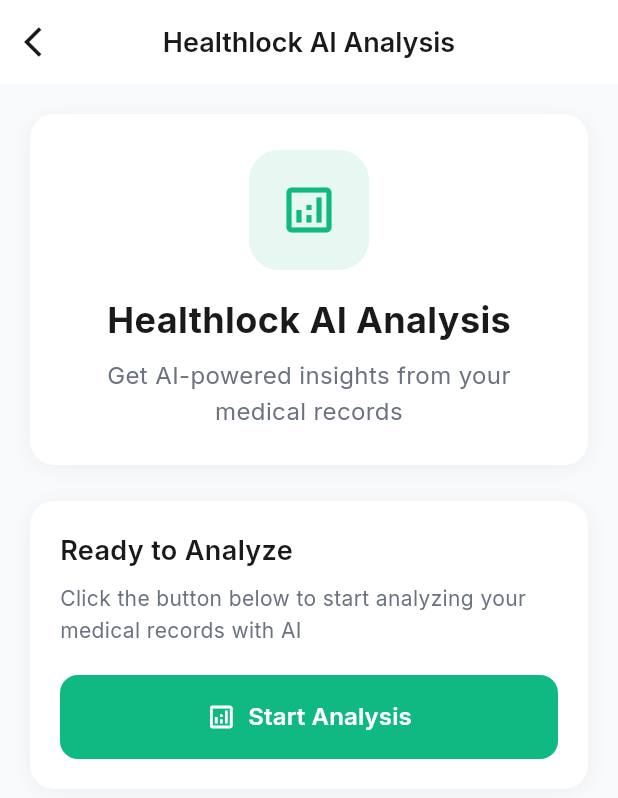
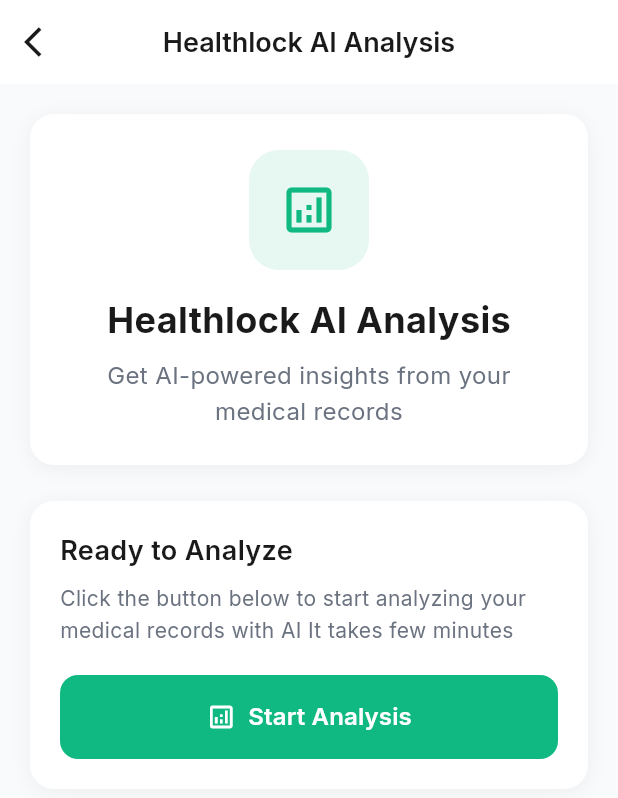
Before and after one commit to Jiteshx06/healthlock, a Flutter app: the AnalyzeRecordsScreen screen opened directly, on a phone screen of 412 x 824 dp. Shown: the top 798 px of the screen. Run offline on Flutter 3.47's test engine with Material 3 defaults, Android fonts, the phone set to English and light mode, and no system bars; our stand-ins replace dio, file_picker, google_fonts, image_picker, jwt_decoder, qr_flutter and 1 more; missing offline and left inert: ai_barcode_scanner; accounts and stored records are empty.

Commit message:
Project completed

```diff
--- a/lib/analyze_records_screen.dart
+++ b/lib/analyze_records_screen.dart
@@ -123,7 +123,7 @@ class _AnalyzeRecordsScreenState extends State<AnalyzeRecordsScreen> {
                   ),
                   const SizedBox(height: 8),
                   const Text(
-                    'Click the button below to start analyzing your medical records with AI',
+                    'Click the button below to start analyzing your medical records with AI It takes few minutes',
                     style: TextStyle(
                       fontSize: 14,
                       color: Color(0xFF6B7280),
--- a/lib/config.dart
+++ b/lib/config.dart
@@ -29,8 +29,8 @@ class AppConfig {
   static const bool enableApiLogging = true;
 
   // Demo credentials (remove in production)
-  static const String demoEmail = 'jiteshp277@gmail.com';
-  static const String demoPassword = 'Jitesh@@321';
+  static const String demoEmail = 'Demo@gmail.com';
+  static const String demoPassword = '12345678';
 
   // Demo doctor credentials (remove in production)
   static const String demoDoctorEmail = 'doctor@healthlock.com';
```
